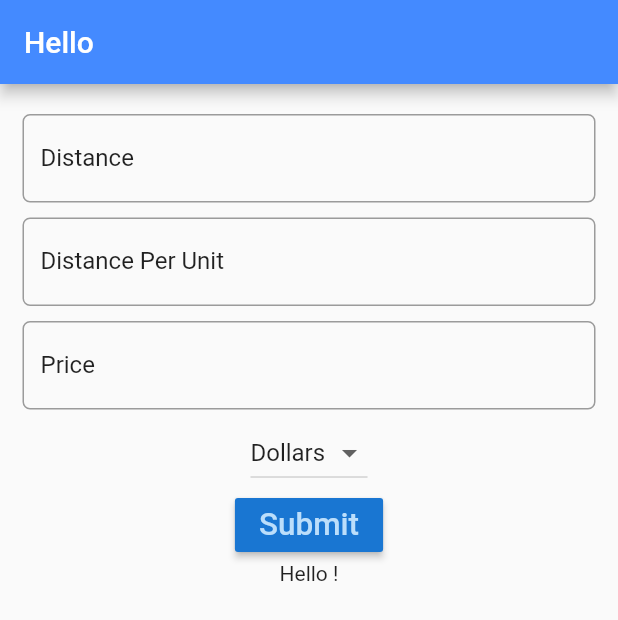
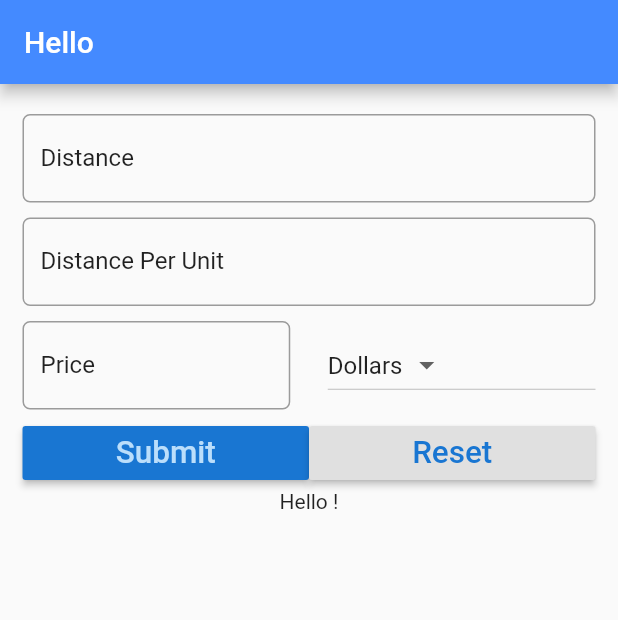
Before and after one commit to rakib06/Trip_cost_app, a Flutter app: the screen it shows after launch, on a phone screen of 412 x 824 dp. Shown: the top 620 px of the screen. Run offline on Flutter 3.47's test engine with Material 2 defaults, Android fonts, the phone set to English and light mode, and no system bars.

Commit message:
row functionality added with reset and submit button

```diff
--- a/lib/main.dart
+++ b/lib/main.dart
@@ -74,6 +74,8 @@ class _FuelFormState extends State<FuelForm> {
             Padding(
                 padding:
                     EdgeInsets.only(top: _formDistance, bottom: _formDistance),
+                child: Row(children: <Widget>[
+                  Expanded(
                       child: TextField(
                     controller: priceController,
                     decoration: InputDecoration(
@@ -84,7 +86,9 @@ class _FuelFormState extends State<FuelForm> {
                             borderRadius: BorderRadius.circular(5.0))),
                     keyboardType: TextInputType.number,
                   )),
-            DropdownButton<String>(
+                  Container(width: _formDistance * 5),
+                  Expanded(
+                      child: DropdownButton<String>(
                           items: _currencies.map((String value) {
                             return DropdownMenuItem<String>(
                                 value: value, child: Text(value));
@@ -92,9 +96,11 @@ class _FuelFormState extends State<FuelForm> {
                           value: _currency,
                           onChanged: (String value) {
                             _onDropdownChanged(value);
-              },
-            ),
-            RaisedButton(
+                          }))
+                ])),
+            Row(children: <Widget>[
+              Expanded(
+                  child: RaisedButton(
                 color: Theme.of(context).primaryColorDark,
                 textColor: Theme.of(context).primaryColorLight,
                 onPressed: () {
@@ -106,7 +112,22 @@ class _FuelFormState extends State<FuelForm> {
                   'Submit',
                   textScaleFactor: 1.5,
                 ),
+              )),
+              Expanded(
+                  child: RaisedButton(
+                color: Theme.of(context).buttonColor,
+                textColor: Theme.of(context).primaryColorDark,
+                onPressed: () {
+                  setState(() {
+                    _reset();
+                  });
+                },
+                child: Text(
+                  'Reset',
+                  textScaleFactor: 1.5,
                 ),
+              )),
+            ]),
             Text('Hello ' + result + '!')
           ],
         ),
@@ -131,4 +152,13 @@ class _FuelFormState extends State<FuelForm> {
         _currency;
     return _result;
   }
+
+  void _reset() {
+    distanceController.text = '';
+    avgController.text = '';
+    priceController.text = '';
+    setState(() {
+      result = '';
+    });
   }
+}
```
Lines whose indentation alone changed are shown as unchanged.
